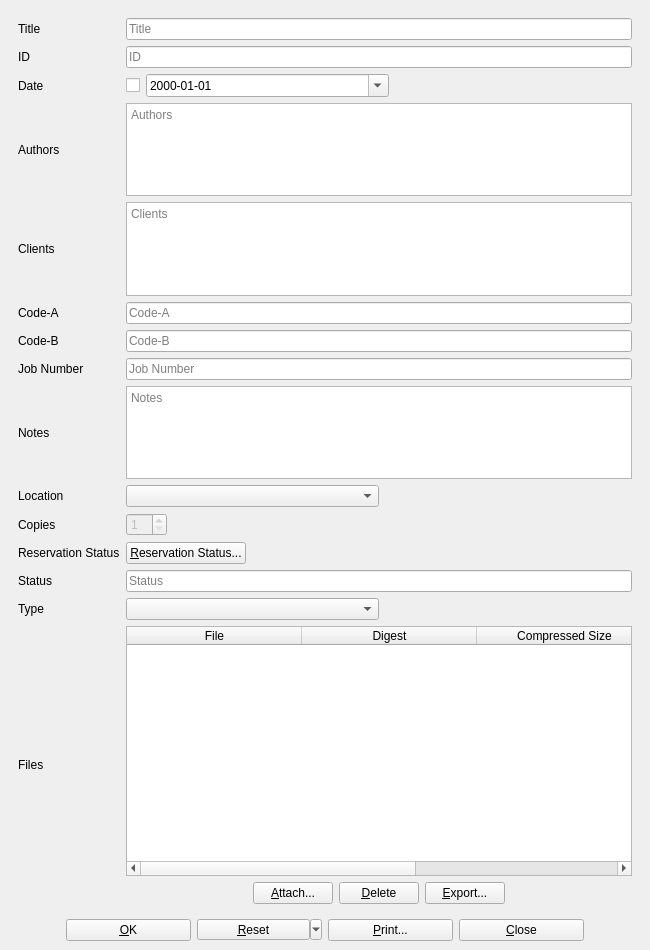
The window that UI/biblioteq_greyliteratureinfo.ui (textbrowser/biblioteq) describes before a commit, drawn with Qt 5.
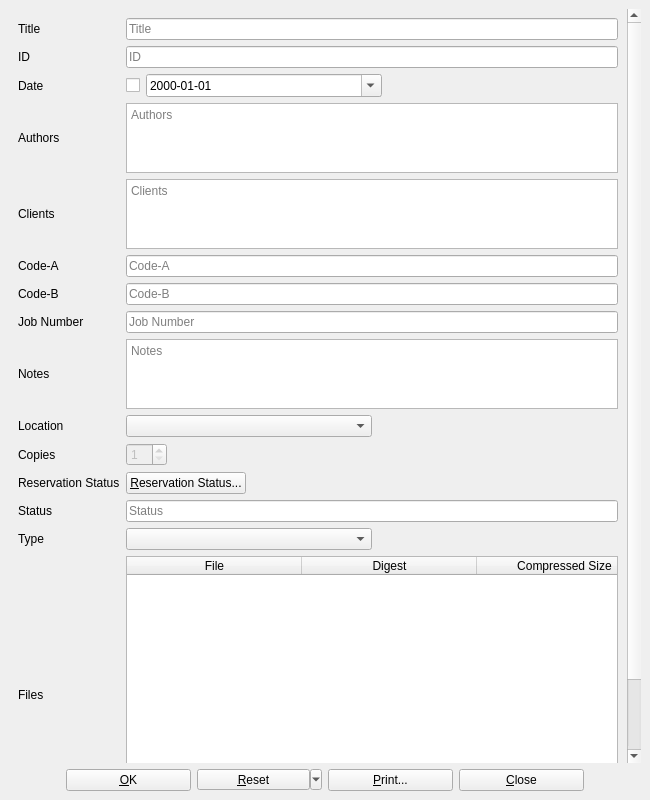
The same window after the commit. Icons and pictures are not drawn. Custom widgets are drawn as their Qt base class.

```diff
--- a/UI/biblioteq_greyliteratureinfo.ui
+++ b/UI/biblioteq_greyliteratureinfo.ui
@@ -7,7 +7,7 @@
     <x>0</x>
     <y>0</y>
     <width>650</width>
-    <height>950</height>
+    <height>800</height>
    </rect>
   </property>
   <property name="windowTitle">
@@ -31,7 +31,7 @@
        <property name="geometry">
         <rect>
          <x>0</x>
-         <y>-119</y>
+         <y>0</y>
          <width>617</width>
          <height>1015</height>
         </rect>
```
